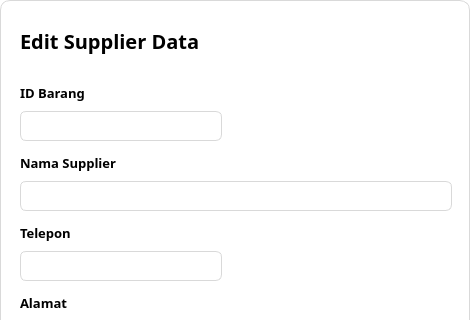
Old version of the form ui/supplierEditDialog.ui in the repository iKzuu/mini-erp; both pictures show x 0 to 470 and y 0 to 320 of the 470 by 480 pixel window.
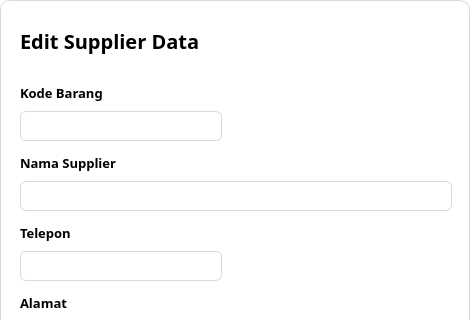
New version of the form. Icons and pictures are not drawn.

Commit message: update objectName and label

```diff
--- a/ui/supplierEditDialog.ui
+++ b/ui/supplierEditDialog.ui
@@ -376,7 +376,7 @@
        </font>
       </property>
       <property name="text">
-       <string>ID Barang</string>
+       <string>Kode Barang</string>
       </property>
      </widget>
     </item>
```
Left out of the diff: 2 changed lines with no effect on the pictures. The commit also changes 3 other files.
